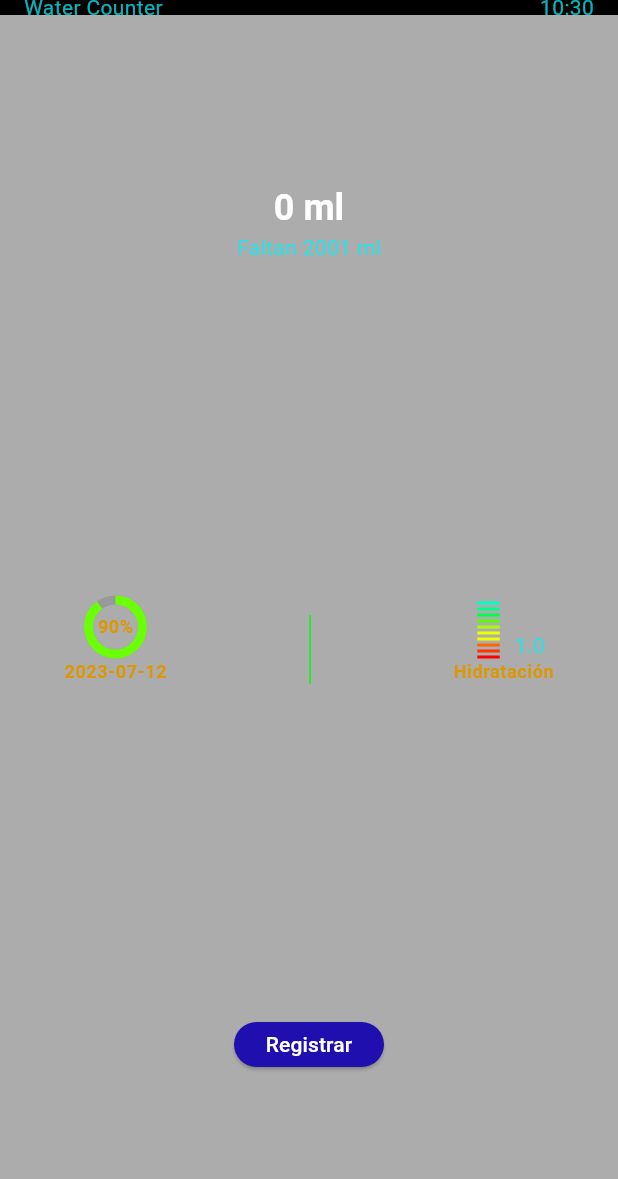
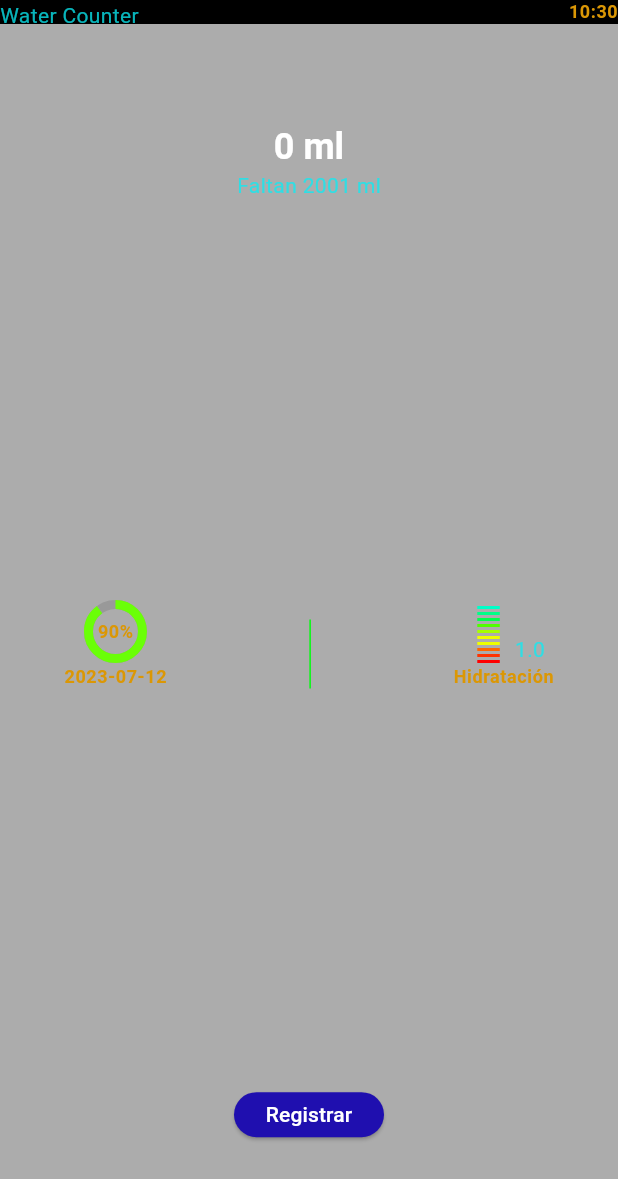
Before and after one commit to ooJOSUEoo/wear-counter-app, a Flutter app: the screen it shows after launch, on a phone screen of 412 x 824 dp. Shown: the top 1179 px of the screen. Run offline on Flutter 3.47's test engine with Material 2 defaults, Android fonts, the phone set to English and light mode, and no system bars.

Commit message:
poner fecha

```diff
--- a/lib/screens/start_screen.dart
+++ b/lib/screens/start_screen.dart
@@ -1,5 +1,6 @@
 import 'package:flutter/material.dart';
 import 'package:wear_counter_app_1/assets/interval_progress_bar.dart';
+import 'package:intl/intl.dart';
 
 class StartScreen extends StatefulWidget {
   const StartScreen({Key? key}) : super(key: key);
@@ -16,29 +17,24 @@ class _StartScreenState extends State<StartScreen> {
 
     return Scaffold(
       appBar: AppBar(
-        toolbarHeight: 10,
-        centerTitle: false,
-        leadingWidth: 0,
-        title: Row(
-          mainAxisAlignment: MainAxisAlignment.spaceBetween,
-          children: [
-            Text(
+        toolbarHeight: 16,
+        leadingWidth: 100,
+        leading: Text(
               "Water Counter",
               style: Theme.of(context).textTheme.bodyMedium,
-            ),
-            Text(
-              "${DateTime.now().hour}:${DateTime.now().minute}",
-              style: Theme.of(context).textTheme.bodyMedium,
-            ),
-          ],
         ),
+        actions: [
+          _hour()
+        ],
         // actions: [],
       ),
       body: Column(
         mainAxisAlignment: MainAxisAlignment.spaceAround,
         children: [
           _totalMl(),
+          _verticalGap(),
           _indicators(),
+          _verticalGap(),
           _buttonReg()
         ],
       ),
@@ -135,6 +131,19 @@ class _StartScreenState extends State<StartScreen> {
           );
   }
 
+  Widget _hour() {
+    return Text(
+      DateFormat.Hm().format(DateTime.now()),
+      style: Theme.of(context).textTheme.bodySmall,
+    );
+  }
+
+  Widget _verticalGap() {
+    return const SizedBox(
+      height: 5.5,
+    );
+  }
+
   Widget _buttonReg(){
     return Center(
       child: ConstrainedBox(
--- a/pubspec.yaml
+++ b/pubspec.yaml
@@ -35,6 +35,8 @@ dependencies:
   # The following adds the Cupertino Icons font to your application.
   # Use with the CupertinoIcons class for iOS style icons.
   cupertino_icons: ^1.0.2
+  flutter_intl: ^0.0.1
+  intl: ^0.18.1
 
 dev_dependencies:
   flutter_test:
```
Also changed, not shown: pubspec.lock.
